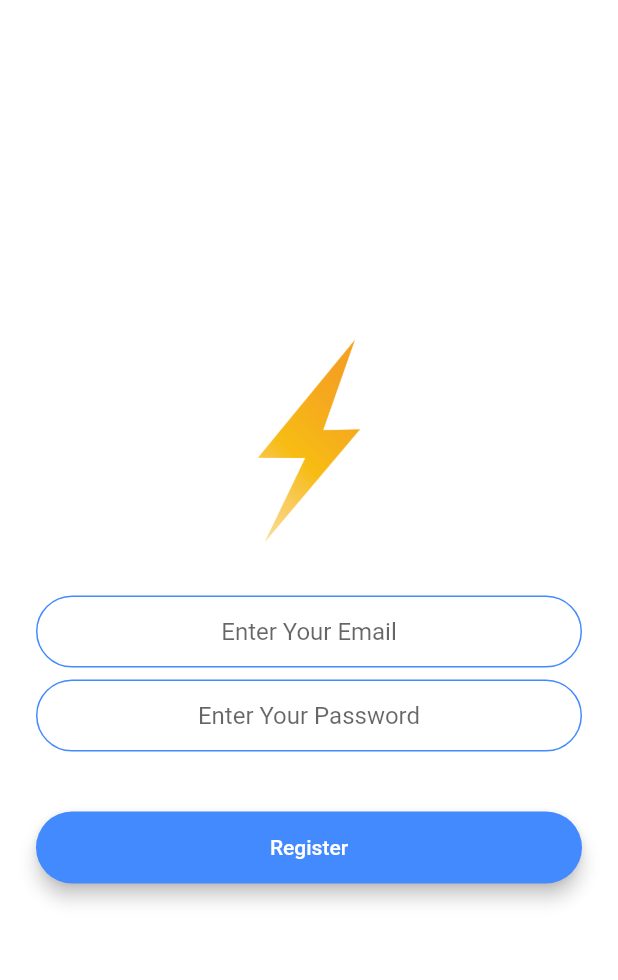
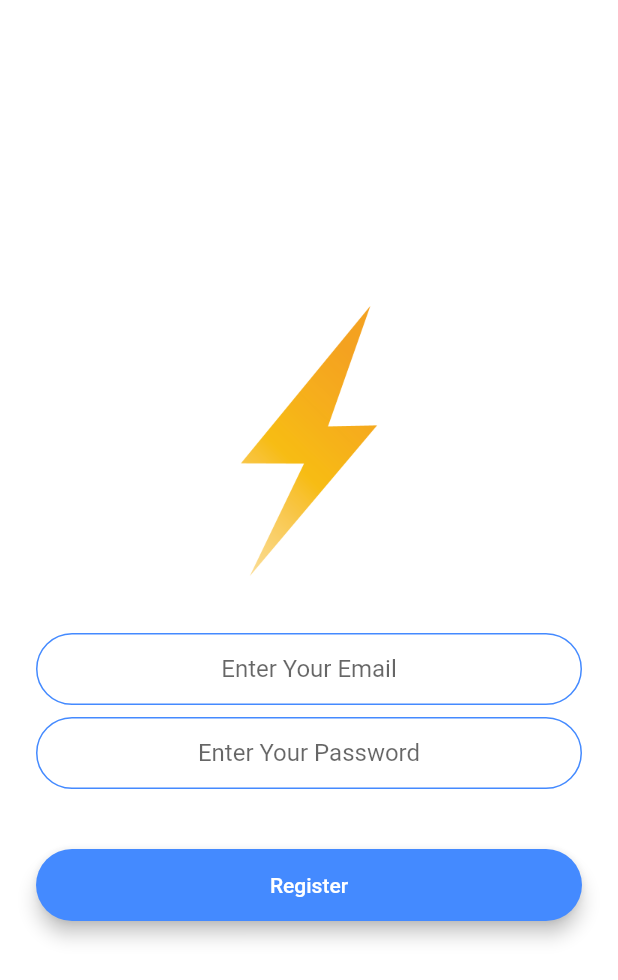
Before and after one commit to benjamin852/WhatsApp_Clone, a Flutter app: the RegistrationScreen screen opened by its route, on a phone screen of 412 x 824 dp. Shown: the top 980 px of the screen. Run offline on Flutter 3.47's test engine with Material 2 defaults, Android fonts, the phone set to English and light mode, and no system bars; our stand-ins replace animated_text_kit, cloud_firestore, firebase_auth, modal_progress_hud; accounts and stored records are empty.

```diff
--- a/lib/screens/registration_screen.dart
+++ b/lib/screens/registration_screen.dart
@@ -34,11 +34,14 @@ class _RegistrationScreenState extends State<RegistrationScreen> {
             mainAxisAlignment: MainAxisAlignment.center,
             crossAxisAlignment: CrossAxisAlignment.stretch,
             children: <Widget>[
-              Hero(
-                tag: 'logo',
-                child: Container(
-                  height: 150.0,
-                  child: Image.asset('images/logo.png'),
+              //flexible makes the pic smaller so it wont go off the screen
+              Flexible(
+                child: Hero(
+                  tag: 'logo',
+                  child: Container(
+                    height: 200.0,
+                    child: Image.asset('images/logo.png'),
+                  ),
                 ),
               ),
               SizedBox(
```
Also changed, not shown: lib/screens/chat_screen.dart (+25 -5 lines).
